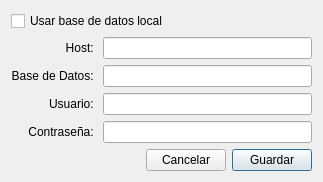
Qt form databasedialog.ui (emepetres/Six-of-Spades) before a commit.
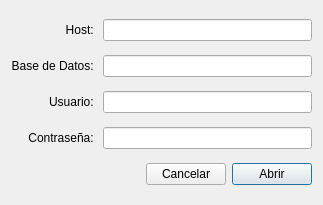
The same form after that commit.

```diff
--- a/databasedialog.ui
+++ b/databasedialog.ui
@@ -7,14 +7,14 @@
     <x>0</x>
     <y>0</y>
     <width>323</width>
-    <height>182</height>
+    <height>205</height>
    </rect>
   </property>
   <property name="windowTitle">
    <string>Dialog</string>
   </property>
   <layout class="QGridLayout" name="gridLayout">
-   <item row="3" column="0">
+   <item row="2" column="0">
     <widget class="QLabel" name="label">
      <property name="layoutDirection">
       <enum>Qt::LeftToRight</enum>
@@ -27,10 +27,10 @@
      </property>
     </widget>
    </item>
-   <item row="3" column="1" colspan="3">
+   <item row="2" column="1" colspan="3">
     <widget class="QLineEdit" name="hostEdit"/>
    </item>
-   <item row="4" column="0">
+   <item row="3" column="0">
     <widget class="QLabel" name="label_2">
      <property name="text">
       <string>Base de Datos: </string>
@@ -40,10 +40,10 @@
      </property>
     </widget>
    </item>
-   <item row="4" column="1" colspan="3">
+   <item row="3" column="1" colspan="3">
     <widget class="QLineEdit" name="databaseEdit"/>
    </item>
-   <item row="5" column="0">
+   <item row="4" column="0">
     <widget class="QLabel" name="label_3">
      <property name="text">
       <string>Usuario: </string>
@@ -53,10 +53,10 @@
      </property>
     </widget>
    </item>
-   <item row="5" column="1" colspan="3">
+   <item row="4" column="1" colspan="3">
     <widget class="QLineEdit" name="userEdit"/>
    </item>
-   <item row="6" column="0">
+   <item row="5" column="0">
     <widget class="QLabel" name="label_4">
      <property name="text">
       <string>Contraseña: </string>
@@ -66,30 +66,23 @@
      </property>
     </widget>
    </item>
-   <item row="6" column="1" colspan="3">
+   <item row="5" column="1" colspan="3">
     <widget class="QLineEdit" name="passwordEdit"/>
    </item>
-   <item row="7" column="3">
+   <item row="6" column="3">
     <widget class="QPushButton" name="saveButton">
      <property name="text">
-      <string>Guardar</string>
+      <string>Abrir</string>
      </property>
     </widget>
    </item>
-   <item row="7" column="2">
+   <item row="6" column="2">
     <widget class="QPushButton" name="cancelButton">
      <property name="text">
       <string>Cancelar</string>
      </property>
     </widget>
    </item>
-   <item row="2" column="0" colspan="3">
-    <widget class="QCheckBox" name="localCheckBox">
-     <property name="text">
-      <string>Usar base de datos local</string>
-     </property>
-    </widget>
-   </item>
   </layout>
  </widget>
  <resources/>
```
Left out of the diff: 19 changed lines with no effect on the pictures.
